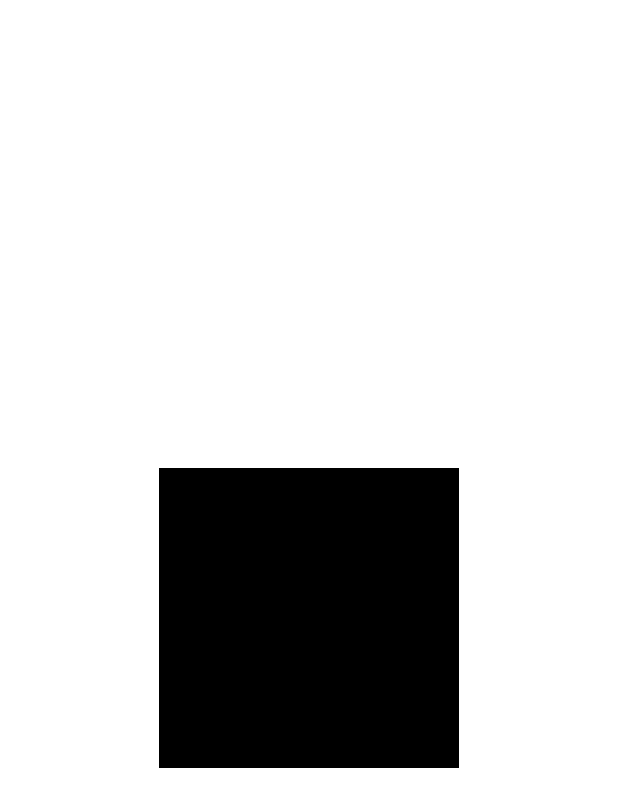
After one commit to divyajyotibose/dairy, a Flutter app: the screen it shows after launch, on a phone screen of 412 x 824 dp. The commit adds this screen. Shown: the top 807 px of the screen. Run offline on Flutter 3.47's test engine with Material 2 defaults, Android fonts, the phone set to English and light mode, and no system bars; our stand-ins replace animated_splash_screen, camera, carousel_slider, cloud_firestore, cool_alert, firebase_auth and 6 more; missing offline and left inert: animated_check, flutter_email_sender; accounts and stored records are empty.

Commit message:
Update
added icon of user to their report using picture taken

Working on splash screen

```diff
--- a/lib/pages/base_screen.dart
+++ b/lib/pages/base_screen.dart
@@ -89,6 +89,7 @@ class _base_screenState extends State<base_screen> {
           iconSize: 30,
           type: BottomNavigationBarType.shifting,
           selectedItemColor: AppStyle.contentColor,
+          unselectedItemColor: AppStyle.bodyColor,
           items: const [
             BottomNavigationBarItem(icon: Icon(Icons.home), label: "Home"),
             BottomNavigationBarItem(
--- /dev/null
+++ b/lib/widgets/SplashScreen.dart
@@ -0,0 +1,50 @@
+import 'package:dairy/pages/base_screen.dart';
+import 'package:flutter/material.dart';
+class SplashScreen extends StatefulWidget {
+  const SplashScreen({Key? key}) : super(key: key);
+
+  @override
+  State<SplashScreen> createState() => _SplashScreenState();
+}
+
+class _SplashScreenState extends State<SplashScreen> {
+  futureScreen()async{
+    await Future.delayed(Duration(seconds: 3),(){
+      PageRouteBuilder(pageBuilder: (BuildContext context, Animation<double> animation, Animation<double> secondaryAnimation) =>base_screen(),
+          transitionsBuilder:(context, animation, secondaryAnimation, child) {
+            const begin = Offset(0.0, 1.0);
+            const end = Offset.zero;
+            const curve = Curves.ease;
+
+            final tween = Tween(begin: begin, end: end);
+            final curvedAnimation = CurvedAnimation(
+              parent: animation,
+              curve: curve,
+            );
+
+            return SlideTransition(
+              position: tween.animate(curvedAnimation),
+              child: child,
+            );
+          }
+
+      );
+    });
+
+  }
+  @override
+  void initState() {
+    // TODO: implement initState
+    super.initState();
+    futureScreen();
+  }
+  @override
+  Widget build(BuildContext context) {
+    return Center(
+      child: Container(width: 200,height: 200,
+      color: Colors.black,
+        child: Icon(Icons.home),
+      ),
+    );
+  }
+}
--- a/pubspec.yaml
+++ b/pubspec.yaml
@@ -53,6 +53,7 @@ dependencies:
   animated_check: ^1.0.5
   cool_alert: ^2.0.1
   firebase_storage: ^11.2.6
+  animated_splash_screen: ^1.3.0
 
 dev_dependencies:
   flutter_test:
```
Also changed, not shown: lib/main.dart (+6 -2 lines), lib/pages/selfie_page.dart (+20 -4 lines), lib/pages/submit_report_page.dart (+38 -12 lines), lib/pages/view_reports.dart (+26 -11 lines), pubspec.lock.
